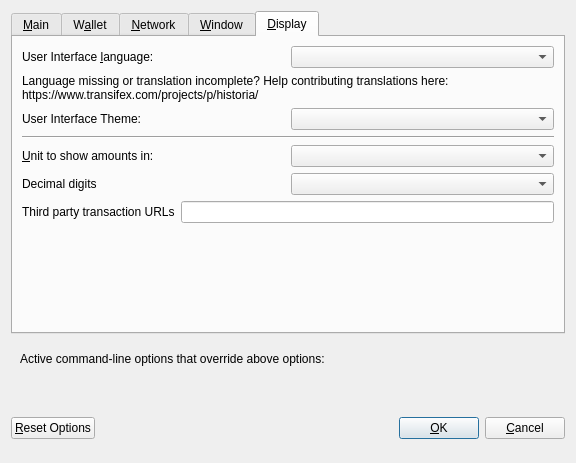
First picture: the form in src/qt/forms/optionsdialog.ui, repository HistoriaOffical/historia, before the edit.
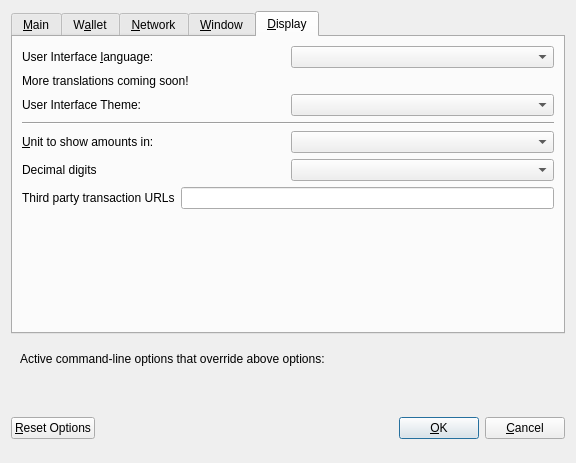
Second picture: the form after the edit. The open tabs and pages were chosen to show the change. Custom widgets are drawn as their Qt base class.

Commit message: Remove unneed translations (for now)

```diff
--- a/src/qt/forms/optionsdialog.ui
+++ b/src/qt/forms/optionsdialog.ui
@@ -712,8 +712,7 @@
           <string notr="true"/>
          </property>
          <property name="text">
-          <string>Language missing or translation incomplete? Help contributing translations here:
-https://www.transifex.com/projects/p/historia/</string>
+          <string>More translations coming soon!</string>
          </property>
          <property name="wordWrap">
           <bool>true</bool>
```
The commit also changes 16 other files.
